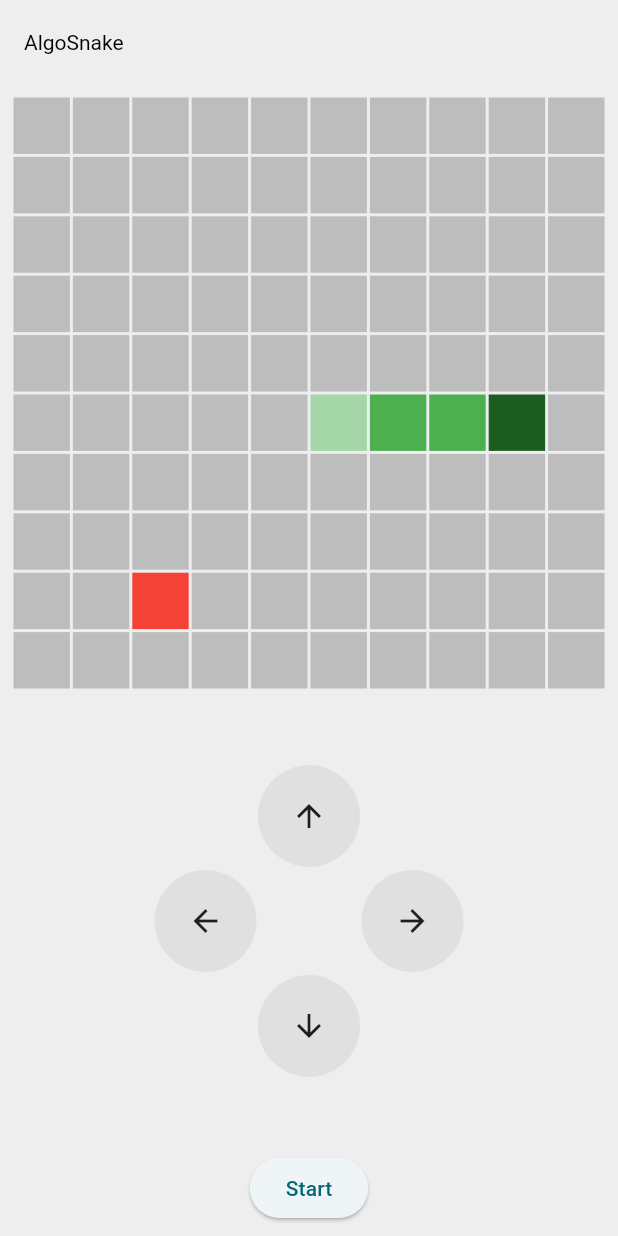
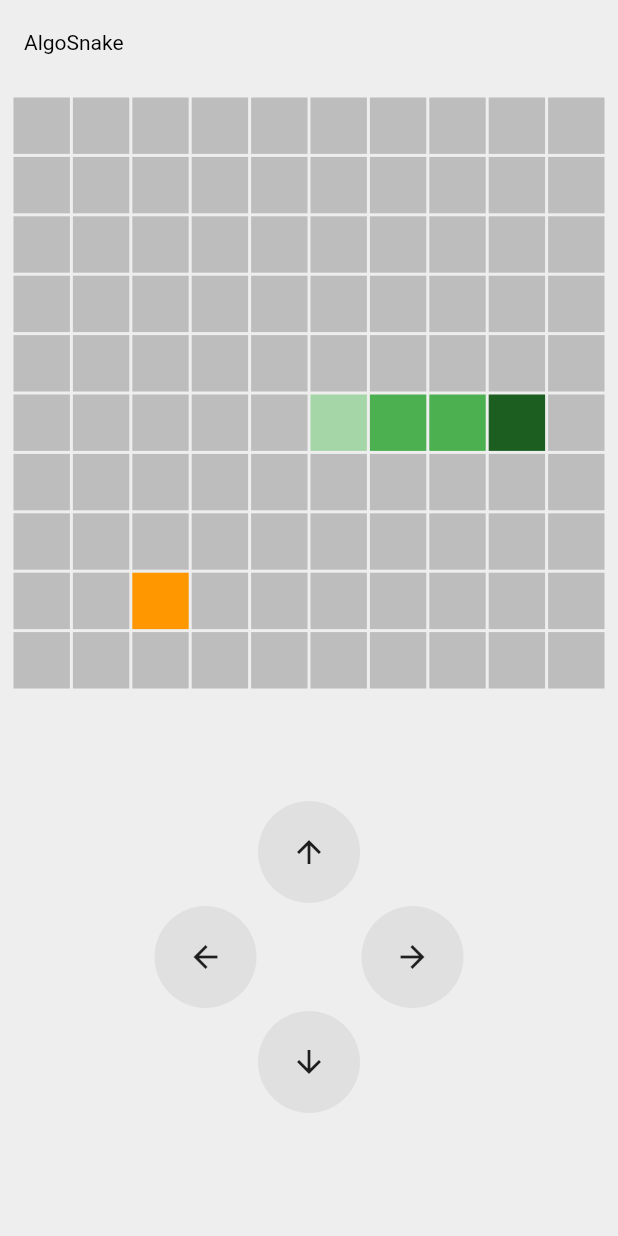
Before and after one commit to sgruhier/algo_snake, a Flutter app: the screen it shows after launch, after a tap on "Start", on a phone screen of 412 x 824 dp. Run offline on Flutter 3.47's test engine with Material 3 defaults, Android fonts, the phone set to English and light mode, and no system bars; our stand-ins replace flutter_riverpod, go_router.

Commit message:
add collision detection and game over

```diff
--- a/analysis_options.yaml
+++ b/analysis_options.yaml
@@ -25,6 +25,8 @@ linter:
     # prefer_single_quotes: true  # Uncomment to enable the `prefer_single_quotes` rule
 
 analyzer:
+  errors:
+    constant_identifier_names: ignore
   plugins:
     - custom_lint
 
--- a/lib/home_screen.dart
+++ b/lib/home_screen.dart
@@ -10,7 +10,7 @@ class HomeScreen extends ConsumerWidget {
   @override
   Widget build(BuildContext context, WidgetRef ref) {
     var padding = MediaQuery.paddingOf(context);
-    ref.watch(gameProvider);
+    var game = ref.watch(gameProvider);
     return Scaffold(
       appBar: AppBar(
         title: const Text('AlgoSnake'),
@@ -25,10 +25,12 @@ class HomeScreen extends ConsumerWidget {
                 child: Joystick(),
               ),
             ),
-            ElevatedButton(
-              onPressed: () => _start(ref),
-              child: const Text('Start'),
-            ),
+            if (!game.isPlaying)
+              ElevatedButton(
+                onPressed: () => _start(ref),
+                child: Text(game.gameOver ? 'Restart' : 'Start'),
+              ),
+            if (game.gameOver) const Text('Game Over'),
             SizedBox(
               height: padding.bottom,
             )
@@ -39,6 +41,6 @@ class HomeScreen extends ConsumerWidget {
   }
 
   void _start(WidgetRef ref) {
-    ref.read(gameProvider.notifier).start(nbRows: 10, nbColumns: 10);
+    ref.read(gameProvider.notifier).start();
   }
 }
--- a/lib/models/tile_model.dart
+++ b/lib/models/tile_model.dart
@@ -11,7 +11,11 @@ enum TileType {
   snakeBody,
   snakeHead,
   snakeTail,
-  food,
+  food;
+
+  bool get isSnake {
+    return this == TileType.snakeBody || this == TileType.snakeHead || this == TileType.snakeTail;
+  }
 }
 
 class TileModel {
--- a/lib/widgets/Board.dart
+++ b/lib/widgets/Board.dart
@@ -20,8 +20,10 @@ class Board extends ConsumerWidget {
       itemBuilder: (BuildContext context, int index) {
         var x = index % game.board.nbColumns;
         var y = index ~/ game.board.nbColumns;
+        var tileType = game.getTileType(x, y);
         return Tile(
-          tileType: game.getTileType(x, y),
+          tileType: tileType,
+          color: game.gameOver && tileType.isSnake ? Colors.red : null,
         );
       },
     );
--- a/lib/widgets/tile.dart
+++ b/lib/widgets/tile.dart
@@ -2,23 +2,29 @@ import 'package:flutter/material.dart';
 import 'package:flutter_snake/models/tile_model.dart';
 
 class Tile extends StatelessWidget {
-  const Tile({required this.tileType, this.child, super.key});
+  const Tile({
+    required this.tileType,
+    this.color,
+    this.child,
+    super.key,
+  });
   final TileType tileType;
+  final Color? color;
   final Widget? child;
 
   @override
   Widget build(BuildContext context) {
     switch (tileType) {
       case TileType.empty:
-        return container(Colors.grey[400]!);
+        return container(color ?? Colors.grey[400]!);
       case TileType.snakeBody:
-        return container(Colors.green);
+        return container(color ?? Colors.green);
       case TileType.snakeHead:
-        return container(Colors.green[200]!);
+        return container(color ?? Colors.green[200]!);
       case TileType.snakeTail:
-        return container(Colors.green[900]!);
+        return container(color ?? Colors.green[900]!);
       case TileType.food:
-        return container(Colors.red);
+        return container(color ?? Colors.orange);
       default:
         return const SizedBox();
     }
```
Also changed, not shown: lib/models/game_model.dart (+15 -4 lines), lib/providers/game_provider.dart (+38 -7 lines).
